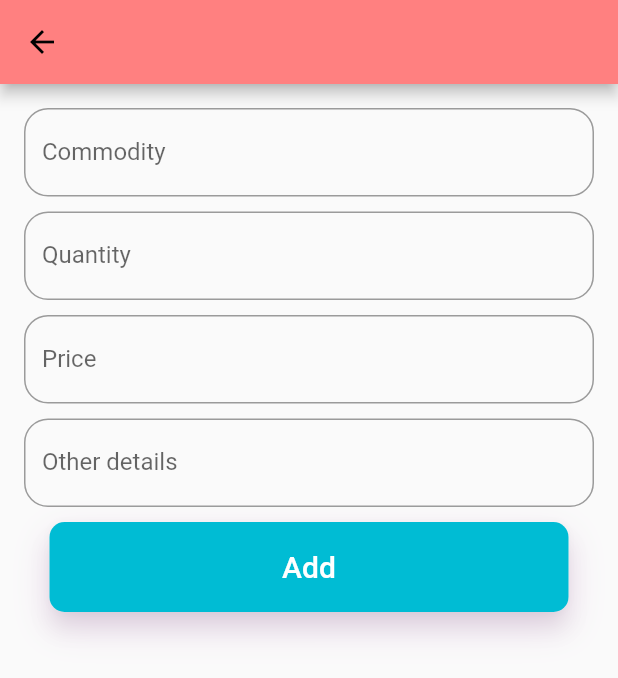
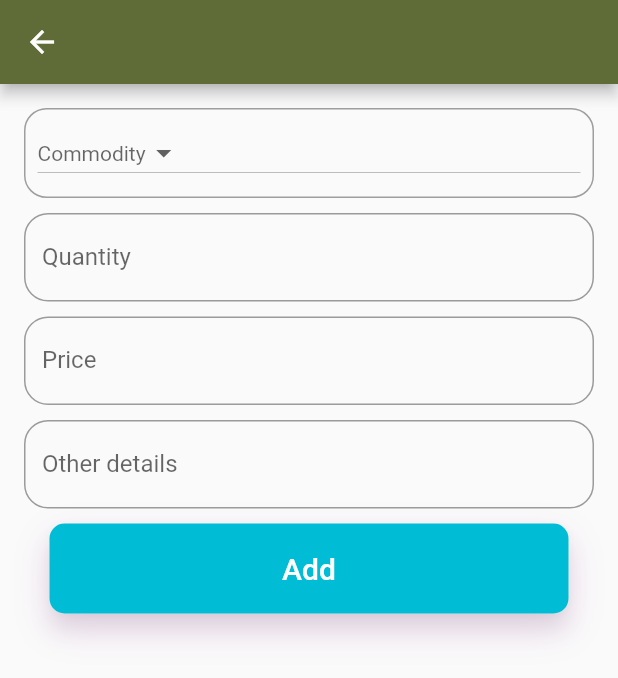
Before and after one commit to Mananvanawat/KisanMitra, a Flutter app: the screen it shows once a user with an empty profile is signed in, after a tap on "FARMER", after a tap on the "add" icon, on a phone screen of 412 x 824 dp. Shown: the top 678 px of the screen. Run offline on Flutter 3.47's test engine with Material 2 defaults, Android fonts, the phone set to English and light mode, and no system bars; our stand-ins replace cloud_firestore, curved_navigation_bar, firebase_auth, firebase_core, geolocator; accounts and stored records are empty; Roboto replaces fonts that are missing (poppins).

Commit message:
Added ui

```diff
--- a/lib/screens/AddCommodity.dart
+++ b/lib/screens/AddCommodity.dart
@@ -9,6 +9,7 @@ class AddCommodity extends StatefulWidget {
 }
 
 class _AddCommodityState extends State<AddCommodity> {
+  String dropDownValue;
   TextEditingController nameController = TextEditingController();
 
   TextEditingController quantityController = TextEditingController();
@@ -21,7 +22,7 @@ class _AddCommodityState extends State<AddCommodity> {
     // Call the user's CollectionReference to add a new user
     return users.doc(user.uid).collection('commodities')
         .add({
-      'commodity': nameController.text, // John Doe
+      'commodity': dropDownValue, // John Doe
       'quantity': quantityController.text ,// Stokes and Sons
       'price': priceController.text,
       'other' :otherController.text// 42
@@ -41,13 +42,40 @@ class _AddCommodityState extends State<AddCommodity> {
       appBar: AppBar(),
       body: SingleChildScrollView(
         child: Container(
+
           child: Padding(
             padding: const EdgeInsets.all(16.0),
             child: Column(
               children: [
-                MyTextField(
-                    name: "Commodity", hintText: "Enter name of commodity",
-                myController: nameController,),
+              Container(
+                height: 60,
+                decoration: BoxDecoration(
+                  borderRadius: BorderRadius.circular(15),
+                  border: Border.all(color: Colors.grey)
+                ),
+                width: MediaQuery.of(context).size.width*0.97,
+                child: Padding(
+                  padding: const EdgeInsets.all(8.0),
+                  child: DropdownButton<String>(
+                  value: dropDownValue,
+                  style: TextStyle(color: Colors.black),
+                  hint: Text('Commodity'),
+                  onChanged: (String newValue) {
+                    setState(() {
+                      dropDownValue = newValue;
+                    });
+                  },
+                  items: <String>['Tomato', 'Onion', 'Mushroom', 'Potato']
+                      .map<DropdownMenuItem<String>>((String value) {
+                    return DropdownMenuItem<String>(
+                      value: value,
+                      child: Text(value),
+                    );
+                  }).toList(),
+            ),
+                ),
+              ),
+                SizedBox(height: 10,),
                 MyTextField(name: "Quantity", hintText: "Enter quantity",
                 myController: quantityController,),
                 MyTextField(name: "Price", hintText: "Enter price",myController: priceController,),
--- a/lib/screens/FarmerCommodity.dart
+++ b/lib/screens/FarmerCommodity.dart
@@ -11,7 +11,12 @@ class FarmerCommodity extends StatefulWidget {
 
 class _FarmerCommodityState extends State<FarmerCommodity> {
   User user = FirebaseAuth.instance.currentUser;
-
+  List<String> url = [
+    'https://upload.wikimedia.org/wikipedia/commons/thumb/8/89/Tomato_je.jpg/1024px-Tomato_je.jpg',
+    'https://www.foodpoisonjournal.com/files/2020/08/salmonella3.jpg',
+    'https://post.medicalnewstoday.com/wp-content/uploads/sites/3/2020/02/278858_2200-732x549.jpg',
+    'https://cisock.files.wordpress.com/2019/06/potato-1.jpg'
+  ];
   @override
   Widget build(BuildContext context) {
     Stream collectionStream = FirebaseFirestore.instance
@@ -21,7 +26,7 @@ class _FarmerCommodityState extends State<FarmerCommodity> {
         .snapshots();
     return Scaffold(
       body: Container(
-        color: Colors.green,
+        color:Theme.of(context).primaryColorLight,
         child: StreamBuilder<QuerySnapshot>(
           stream: collectionStream,
           builder:
@@ -36,26 +41,58 @@ class _FarmerCommodityState extends State<FarmerCommodity> {
 
             return new ListView(
               children: snapshot.data.docs.map((DocumentSnapshot document) {
+                int no;
+                if(document.data()['commodity']=="Tomato")
+                  no = 0;
+                else if(document.data()['commodity']=="Onion")
+                  no = 1;
+                else if(document.data()['commodity']=="Mushroom")
+                  no = 2;
+                else {
+                  no = 3;
+                }
                 return Padding(
-                  padding: const EdgeInsets.fromLTRB(8.0, 8, 8, 8),
+                  padding: const EdgeInsets.fromLTRB(11.0, 11, 11, 0),
                   child: ClipRRect(
                     borderRadius: BorderRadius.circular(10),
                     child: Container(
                       height: 100,
                       width: MediaQuery.of(context).size.width,
-                      color: Colors.white,
+
                       child: new Card(
+                        color:Color(0xfffefae0),
                         child: Row(
                           children: [
-                            //Image
-                            Column(
-                              children: [
-                                Text(document.data()['commodity']),
-                                Text("Price: ₹ " + document.data()['price']),
-                                Text("Quantity:" +
-                                    document.data()["quantity"] +
-                                    " Kg"),
-                              ],
+                            Padding(
+                              padding: const EdgeInsets.all(8.0),
+                              child: ClipRRect(
+                                borderRadius:BorderRadius.circular(8),
+                                child: Image.network(
+                                   url[no],
+
+                                  height: 100,
+                                  scale: 1,
+                                ),
+                              ),
+                            ),
+                            Padding(
+                              padding: const EdgeInsets.all(8.0),
+                              child: Column(
+                                crossAxisAlignment: CrossAxisAlignment.start,
+                                children: [
+                                  Text("Commodity: "+document.data()['commodity'],style: TextStyle(
+                                    color: Colors.black,fontSize: 16,fontWeight: FontWeight.bold
+                                  ),),
+                                  Text("Price: ₹ " + document.data()['price']+(' (Per Kg)'),style: TextStyle(
+                                      color: Colors.black,fontSize: 16,fontWeight: FontWeight.bold
+                                  ),),
+                                  Text("Quantity:" +
+                                      document.data()["quantity"] +
+                                      " Kg",style: TextStyle(
+                                      color: Colors.black,fontSize: 16,fontWeight: FontWeight.bold
+                                  ),),
+                                ],
+                              ),
                             )
                           ],
                         ),
--- a/lib/screens/FarmerHome.dart
+++ b/lib/screens/FarmerHome.dart
@@ -24,18 +24,18 @@ class _FarmerHomeState extends State<FarmerHome> {
     }
     return Scaffold(
       appBar: AppBar(
-        elevation: 0,
+        elevation: 4,
         title: Text(title1[_page]),
       ),
       body:_children[_page],
       bottomNavigationBar: CurvedNavigationBar(
-        backgroundColor: Colors.green,
-        color: Colors.white,
-        height: 75,
+        backgroundColor: Colors.white,
+        color: Theme.of(context).primaryColor,
+        height: 60,
         items: <Widget>[
-          Icon(Icons.home, size: 22),
-          Icon(Icons.receipt, size: 22),
-          Icon(Icons.person, size: 22),
+          Icon(Icons.home, size: 25,color: Colors.white,),
+          Icon(Icons.receipt, size: 25,color: Colors.white,),
+          Icon(Icons.person, size: 25,color: Colors.white,),
         ],
         onTap: (index) {
           setState(() {
--- a/lib/styles/theme.dart
+++ b/lib/styles/theme.dart
@@ -1,8 +1,10 @@
 import 'package:flutter/material.dart';
 ThemeData lightTheme = ThemeData(
   // primarySwatch: Colors.white,
-    primaryColor: Color(0xFFFF8080),
-    primaryColorLight: Color(0xFFFFBABA),
+    //primaryColor: Color(0xFFFF8080),
+     primaryColor: Color(0xff606C38),
+    //primaryColorLight: Color(0xFFFFBABA),
+    primaryColorLight: Color(0xffe2b178),
     primaryColorDark: Color(0xFFFF7183),
     secondaryHeaderColor: Color(0xff575757),
     accentColor: Colors.teal,
```
Also changed, not shown: lib/screens/DealerHome.dart (+45 -10 lines), lib/screens/DealerOrders.dart (added, +13 -0 lines), lib/screens/DealerProfile.dart (added, +13 -0 lines), lib/screens/DealerStore.dart (added, +37 -0 lines).
